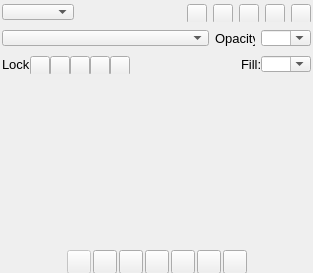
First picture: the form in design/windows/layerswindow.ui, repository jedhelmers/Fauxtoshop, before the edit.
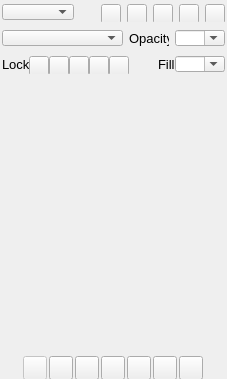
Second picture: the form after the edit. Icons and pictures are not drawn.

```diff
--- a/design/windows/layerswindow.ui
+++ b/design/windows/layerswindow.ui
@@ -6,8 +6,8 @@
    <rect>
     <x>0</x>
     <y>0</y>
-    <width>313</width>
-    <height>273</height>
+    <width>227</width>
+    <height>379</height>
    </rect>
   </property>
   <property name="windowTitle">
@@ -572,8 +572,8 @@
        <rect>
         <x>0</x>
         <y>0</y>
-        <width>307</width>
-        <height>145</height>
+        <width>221</width>
+        <height>251</height>
        </rect>
       </property>
       <layout class="QGridLayout" name="gridLayout">
```
